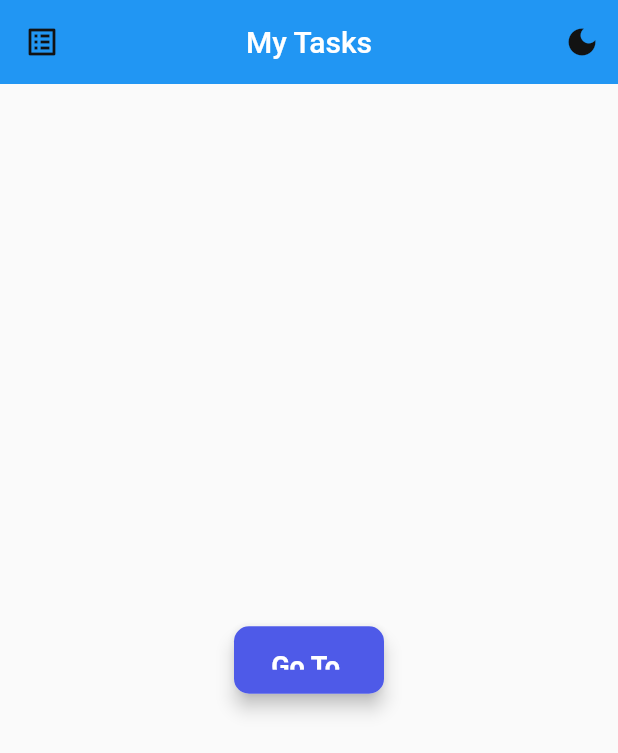
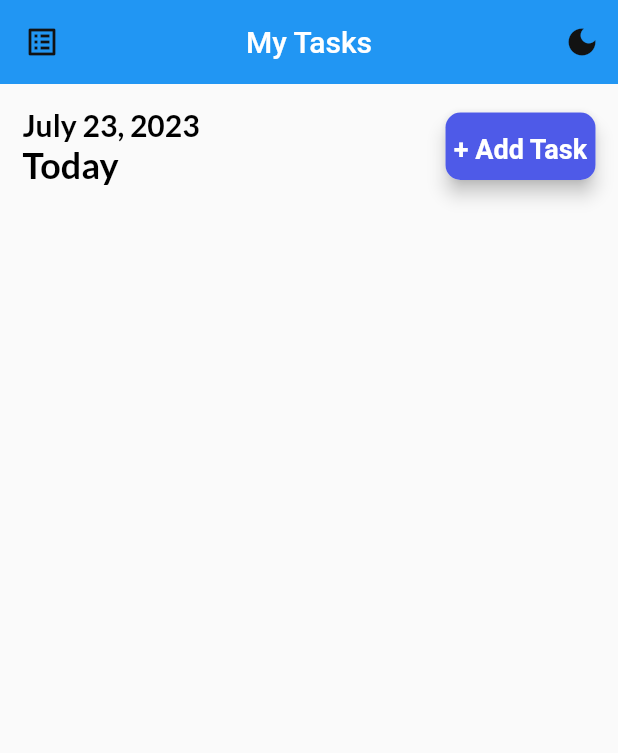
Before and after one commit to el5hatib/Tasks_App_flutter, a Flutter app: the screen it shows after launch, on a phone screen of 412 x 824 dp. Shown: the top 753 px of the screen. Run offline on Flutter 3.47's test engine with Material 2 defaults, Android fonts, the light colour scheme and no system bars; our stand-ins replace get, get_storage, google_fonts.

Commit message:
creat Add TaskBar

```diff
--- a/lib/controllers/task_controller.dart
+++ b/lib/controllers/task_controller.dart
@@ -50,4 +50,7 @@ class TaskController extends GetxController{
     taskList[taskIndex.value]['status'] = taskStatus.value;
     Get.back();
   }
+  void getTasks(){
+    taskList = taskList;
+  }
 }
--- a/lib/ui/pages/home_page.dart
+++ b/lib/ui/pages/home_page.dart
@@ -1,26 +1,36 @@
 import 'package:flutter/material.dart';
 import 'package:get/get.dart';
+import 'package:intl/intl.dart';
+import 'package:my_tasks/controllers/task_controller.dart';
 import 'package:my_tasks/services/theme_services.dart';
 import 'package:my_tasks/ui/pages/add_task_page.dart';
 import 'package:my_tasks/ui/size_config.dart';
 import 'package:my_tasks/ui/theme.dart';
 import '../widgets/button.dart';
 
-class HomePage extends StatelessWidget {
+class HomePage extends StatefulWidget {
+
   const HomePage({Key? key}) : super(key: key);
+
+  @override
+  State<HomePage> createState() => _HomePageState();
+}
+
+class _HomePageState extends State<HomePage> {
 
   @override
   Widget build(BuildContext context) {
     SizeConfig().init(context);
     return Scaffold(
       appBar: buildAppBar(),
-      body: Center(
-        child: MyButton(
-          label: 'Go To ',
-          onTap: () {
-            Get.to(AddTaskPage());
-          },
-        ),
+      body: Column(
+        children: [
+          //_addDateBar(),
+          _addTaskBar(),
+          SizedBox(height: SizeConfig.screenHeight*0.02,),
+          //_showTask(),
+
+        ],
       ),
     );
   }
@@ -49,3 +59,33 @@ class HomePage extends StatelessWidget {
     );
   }
 }
+_addTaskBar(){
+  return Container(
+    margin: EdgeInsets.all(15),
+    child: Row(
+      mainAxisAlignment: MainAxisAlignment.spaceBetween,
+      children: [
+        Column(
+          crossAxisAlignment: CrossAxisAlignment.start,
+          children: [
+            Text(DateFormat.yMMMMd().format(DateTime.now()), style: Themes().subHeadingStyle,),
+            Text(
+              'Today',
+              style: Themes().headingStyle,
+            ),
+          ],
+        ),
+        MyButton(
+          label: '+ Add Task',
+          onTap: () async{
+           await Get.to(() => const AddTaskPage());
+           final TaskController _taskController = Get.put(TaskController());
+           _taskController.getTasks();
+          },
+        ),
+      ],
+    ),
+  );
+}
+_addDateBar(){}
+_showTask(){}
--- a/lib/ui/widgets/button.dart
+++ b/lib/ui/widgets/button.dart
@@ -17,7 +17,7 @@ class MyButton extends StatelessWidget {
         child: Container(
           width: 100,
           height: 45,
-          padding: const EdgeInsets.symmetric(vertical: 16),
+          padding: const EdgeInsets.symmetric(vertical: 14),
           decoration: BoxDecoration(
             color: primaryClr,
             borderRadius: BorderRadius.circular(10),
```
